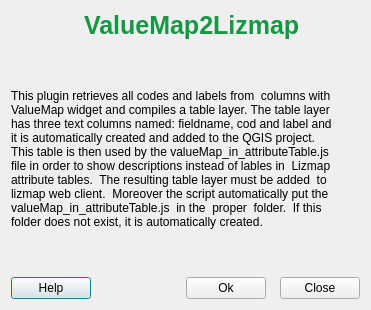
Above: valuemap_2_lizmap_dialog_base.ui from gtergeomatica/valuemap_2_lizmap before the change. Below: the same form after it.
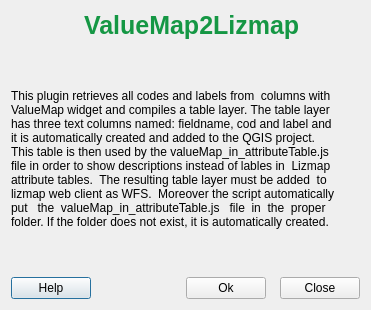
That is the form after the change. Icons and pictures are not drawn.

The edit to the form file:
```diff
--- a/valuemap_2_lizmap_dialog_base.ui
+++ b/valuemap_2_lizmap_dialog_base.ui
@@ -90,7 +90,7 @@
         <bool>false</bool>
        </property>
        <property name="styleSheet">
-        <string notr="true">text-align : center;
+        <string notr="true">text-align : justify;
 </string>
        </property>
        <property name="text">
@@ -101,9 +101,9 @@
 This table is then used by the valueMap_in_attributeTable.js
 file in order to show descriptions instead of lables in  Lizmap
 attribute tables.  The resulting table layer must be added  to
-lizmap web client.  Moreover the script automatically put the
-valueMap_in_attributeTable.js  in the  proper  folder.  If this
-folder does not exist, it is automatically created.</string>
+lizmap web client as WFS.  Moreover the script automatically
+put   the  valueMap_in_attributeTable.js   file  in  the  proper
+folder. If the folder does not exist, it is automatically created.</string>
        </property>
        <property name="textFormat">
         <enum>Qt::AutoText</enum>
```
Left out of the diff: 2 changed lines with no effect on the pictures.
